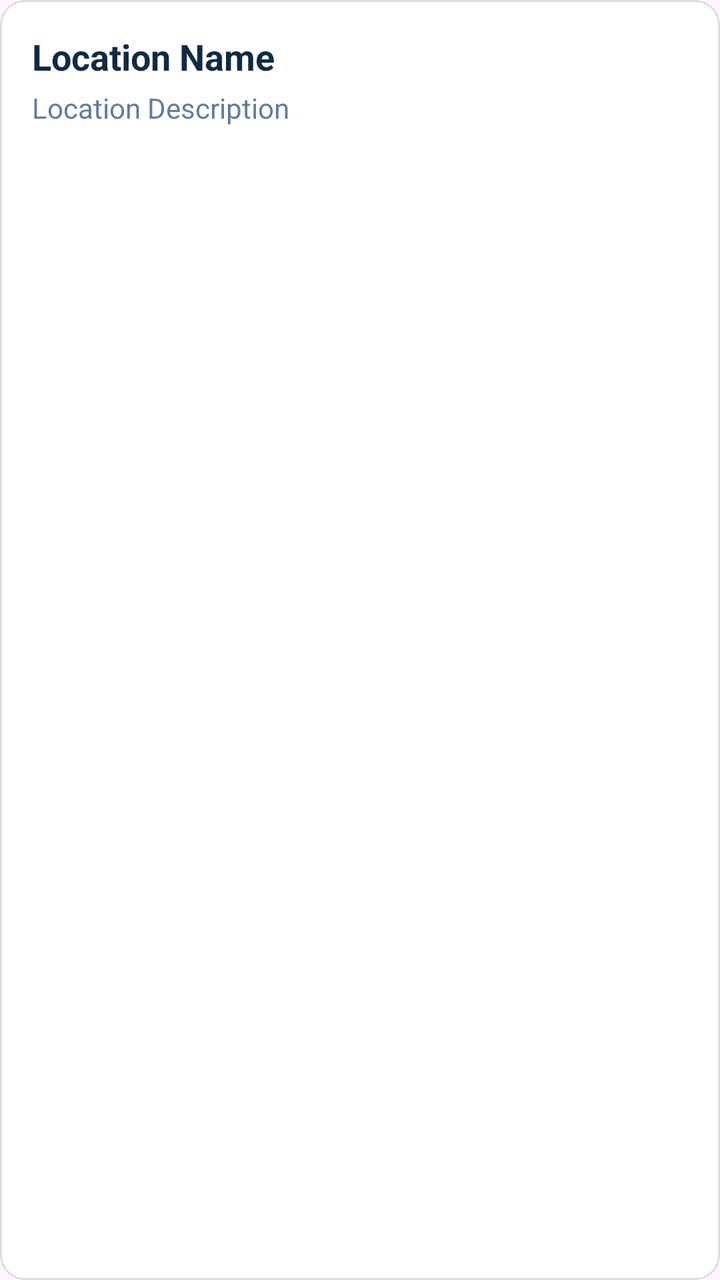
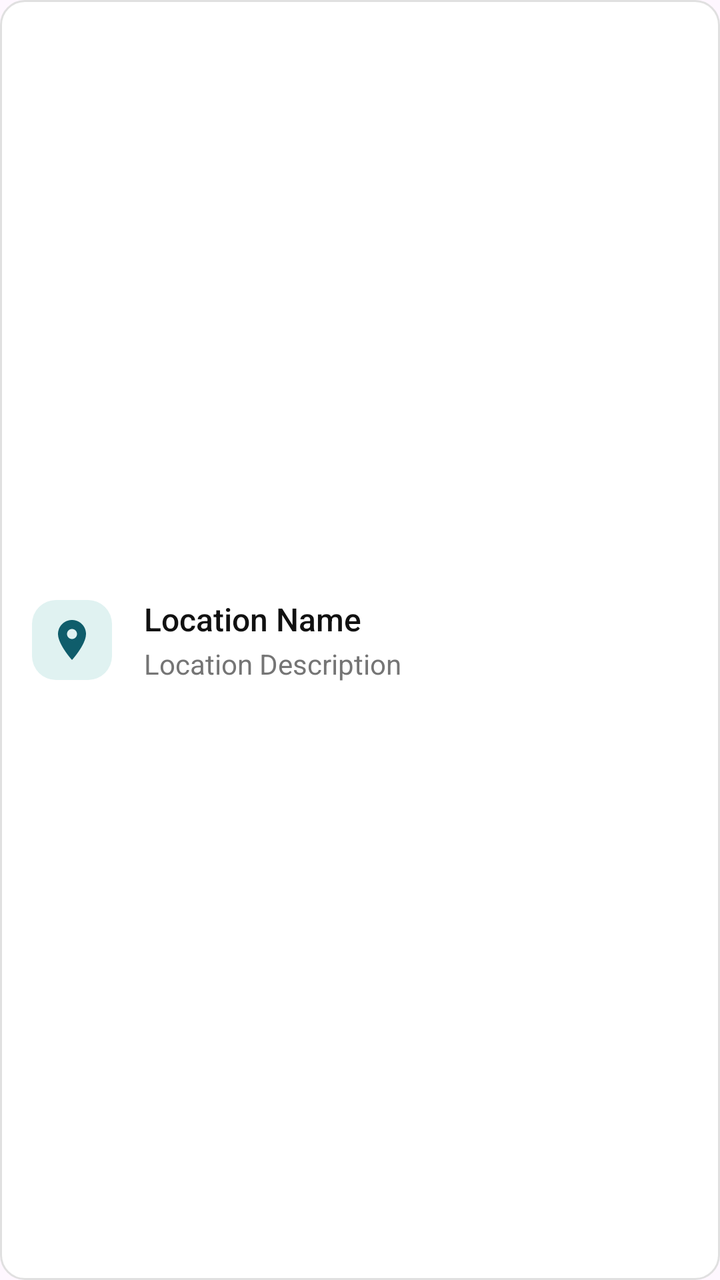

An Android layout rendered at two revisions. The XML below is the earlier revision; the diff shows what the commit changed to produce the second picture.
<!-- AndroidManifest.xml: application theme Theme.TeknoKumpas -->
<!-- res/layout/item_location.xml -->
<?xml version="1.0" encoding="utf-8"?>
<LinearLayout xmlns:android="http://schemas.android.com/apk/res/android"
    android:layout_width="match_parent"
    android:layout_height="wrap_content"
    android:background="@drawable/bg_input_field"
    android:orientation="vertical"
    android:padding="16dp">

    <TextView
        android:id="@+id/tvLocName"
        android:layout_width="wrap_content"
        android:layout_height="wrap_content"
        android:text="Location Name"
        android:textColor="#102A43"
        android:textSize="18sp"
        android:textStyle="bold" />

    <TextView
        android:id="@+id/tvLocDesc"
        android:layout_width="wrap_content"
        android:layout_height="wrap_content"
        android:layout_marginTop="4dp"
        android:text="Location Description"
        android:textColor="#627D98"
        android:textSize="14sp" />
</LinearLayout>
<!-- resources referenced by this layout -->
<resources>
  <!-- drawable bg_input_field (drawable) -->
  <shape xmlns:android="http://schemas.android.com/apk/res/android">
      <solid android:color="#FFFFFF" />
      <corners android:radius="12dp" />
      <stroke android:width="1dp" android:color="#DDDDDD" />
  </shape>
  <style name="Theme.TeknoKumpas" parent="Base.Theme.TeknoKumpas" />
  <style name="Base.Theme.TeknoKumpas" parent="Theme.Material3.DayNight.NoActionBar">
          
          
      </style>
</resources>

<!-- the commit's change to res/layout/item_location.xml (unified diff, before → after) -->
@@ -2,25 +2,49 @@
 <LinearLayout xmlns:android="http://schemas.android.com/apk/res/android"
     android:layout_width="match_parent"
     android:layout_height="wrap_content"
-    android:background="@drawable/bg_input_field"
-    android:orientation="vertical"
-    android:padding="16dp">
+    android:background="@drawable/bg_minimal_card"
+    android:orientation="horizontal"
+    android:padding="16dp"
+    android:gravity="center_vertical">
 
-    <TextView
-        android:id="@+id/tvLocName"
-        android:layout_width="wrap_content"
+    <FrameLayout
+        android:layout_width="40dp"
+        android:layout_height="40dp"
+        android:layout_marginEnd="16dp"
+        android:background="@drawable/bg_minimal_icon_container"
+        android:backgroundTint="@color/minimal_tint_teal"
+        android:padding="8dp">
+        <ImageView
+            android:layout_width="match_parent"
+            android:layout_height="match_parent"
+            android:src="@drawable/ic_modern_map"
+            android:tint="@color/minimal_accent" />
+    </FrameLayout>
+
+    <LinearLayout
+        android:layout_width="0dp"
         android:layout_height="wrap_content"
-        android:text="Location Name"
-        android:textColor="#102A43"
-        android:textSize="18sp"
-        android:textStyle="bold" />
+        android:layout_weight="1"
+        android:orientation="vertical">
 
-    <TextView
-        android:id="@+id/tvLocDesc"
-        android:layout_width="wrap_content"
-        android:layout_height="wrap_content"
-        android:layout_marginTop="4dp"
-        android:text="Location Description"
-        android:textColor="#627D98"
-        android:textSize="14sp" />
+        <TextView
+            android:id="@+id/tvLocName"
+            android:layout_width="wrap_content"
+            android:layout_height="wrap_content"
+            android:text="Location Name"
+            android:textColor="@color/minimal_text_primary"
+            android:textSize="16sp"
+            android:fontFamily="sans-serif-medium" />
+
+        <TextView
+            android:id="@+id/tvLocDesc"
+            android:layout_width="wrap_content"
+            android:layout_height="wrap_content"
+            android:layout_marginTop="2dp"
+            android:text="Location Description"
+            android:textColor="@color/minimal_text_secondary"
+            android:textSize="14sp"
+            android:fontFamily="sans-serif" />
+    </LinearLayout>
+
 </LinearLayout>
<!-- resource entries referenced after the edit -->
@@ -1,12 +1,38 @@
 <!-- resources referenced by this layout -->
 <resources>
-  <!-- drawable bg_input_field (drawable) -->
-  <shape xmlns:android="http://schemas.android.com/apk/res/android">
-      <solid android:color="#FFFFFF" />
-      <corners android:radius="12dp" />
-      <stroke android:width="1dp" android:color="#DDDDDD" />
+  <color name="minimal_accent">#0F5D6B</color>
+  <color name="minimal_text_primary">#111111</color>
+  <color name="minimal_text_secondary">#757575</color>
+  <color name="minimal_tint_teal">#E0F2F1</color>
+  <!-- drawable bg_minimal_card (drawable) -->
+  <?xml version="1.0" encoding="utf-8"?>
+  <shape xmlns:android="http://schemas.android.com/apk/res/android"
+      android:shape="rectangle">
+      <solid android:color="@color/minimal_surface"/>
+      <stroke android:width="1dp" android:color="@color/minimal_border"/>
+      <corners android:radius="12dp"/>
   </shape>
+  <!-- drawable bg_minimal_icon_container (drawable) -->
+  <?xml version="1.0" encoding="utf-8"?>
+  <shape xmlns:android="http://schemas.android.com/apk/res/android"
+      android:shape="rectangle">
+      <solid android:color="@color/white"/> 
+      <corners android:radius="12dp"/>
+  </shape>
+  <!-- drawable ic_modern_map (drawable) -->
+  <vector xmlns:android="http://schemas.android.com/apk/res/android"
+      android:width="24dp"
+      android:height="24dp"
+      android:viewportWidth="24"
+      android:viewportHeight="24">
+    <path
+        android:fillColor="#FF0F5D6B"
+        android:pathData="M12,2C8.13,2 5,5.13 5,9c0,5.25 7,13 7,13s7,-7.75 7,-13c0,-3.87 -3.13,-7 -7,-7zM12,11.5c-1.38,0 -2.5,-1.12 -2.5,-2.5s1.12,-2.5 2.5,-2.5 2.5,1.12 2.5,2.5 -1.12,2.5 -2.5,2.5z"/>
+  </vector>
   <style name="Theme.TeknoKumpas" parent="Base.Theme.TeknoKumpas" />
+  <color name="minimal_surface">#FFFFFF</color>
+  <color name="minimal_border">#E0E0E0</color>
+  <color name="white">#FFFFFFFF</color>
   <style name="Base.Theme.TeknoKumpas" parent="Theme.Material3.DayNight.NoActionBar">
           
           
